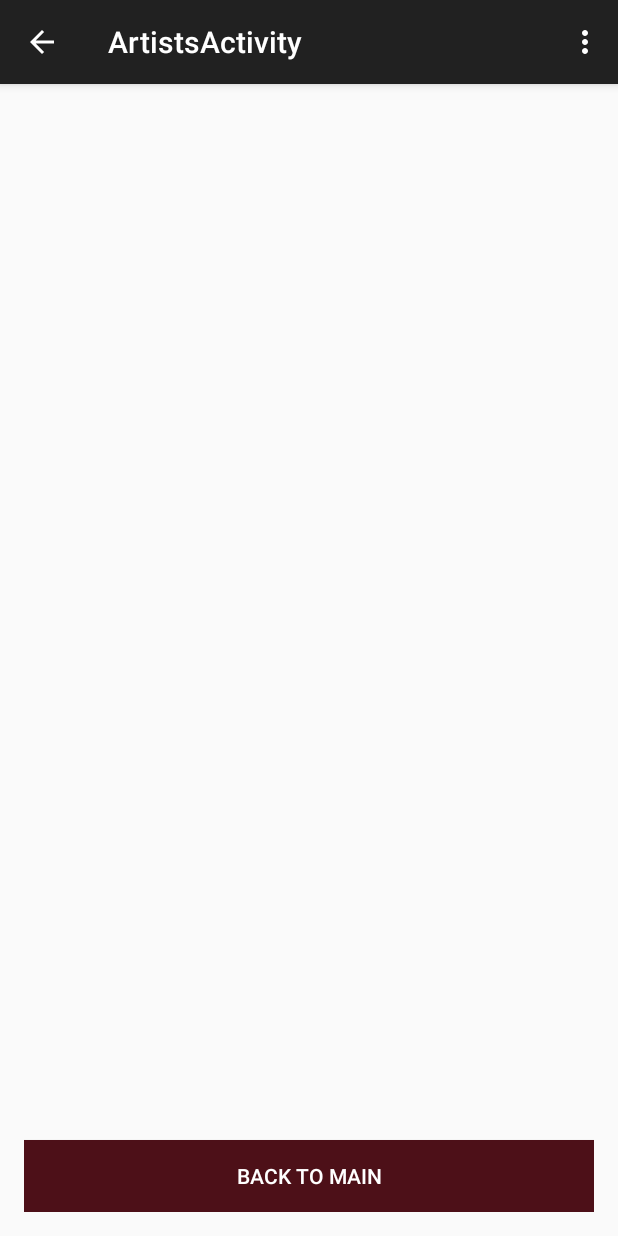
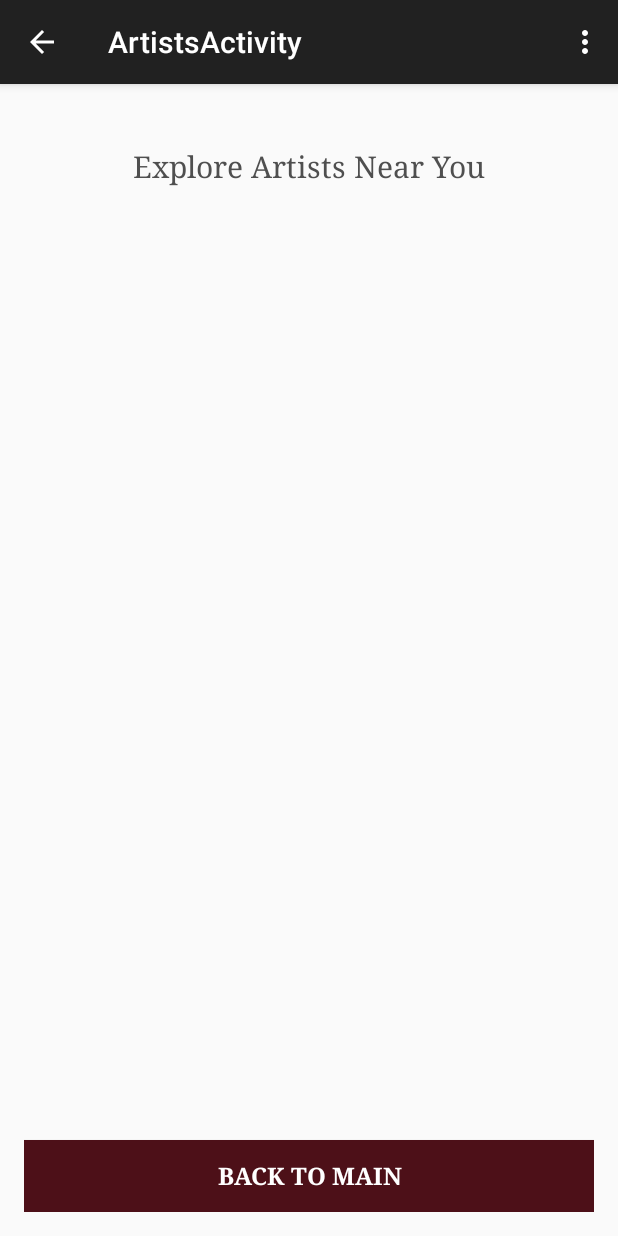
Before and after one commit to seg2136/android-code-review-art-app, an Android app: the ArtistsActivity screen opened directly, with no data from a screen before it, on a phone screen of 412 x 824 dp. Run offline under Robolectric (Android 15) with nearby library versions, the phone set to English and light mode, and no system bars.

Commit message:
Artist Bio class and layouts design

```diff
--- a/app/src/main/res/layout/activity_artists.xml
+++ b/app/src/main/res/layout/activity_artists.xml
@@ -17,8 +17,22 @@
         android:background="#4d1018"
         android:textColor="@android:color/white"
         android:width="150dp"
-        android:textSize="14sp"
+        android:textSize="16sp"
         android:layout_alignParentBottom="true"
+        android:layout_centerHorizontal="true"
+        android:textStyle="bold"
+        android:typeface="serif"/>
+
+    <TextView
+        android:layout_width="wrap_content"
+        android:layout_height="wrap_content"
+        android:text="Explore Artists Near You"
+        android:id="@+id/artistsLabel"
+        android:textSize="20sp"
+        android:typeface="serif"
+        android:textColor="#4f4f4f"
+        android:layout_marginTop="25dp"
+        android:layout_alignParentTop="true"
         android:layout_centerHorizontal="true"/>
 
 </RelativeLayout>
--- a/app/src/main/res/layout/activity_events.xml
+++ b/app/src/main/res/layout/activity_events.xml
@@ -16,7 +16,9 @@
         android:background="#4d1018"
         android:textColor="@android:color/white"
         android:width="150dp"
-        android:textSize="14sp"
+        android:textSize="16sp"
         android:layout_alignParentBottom="true"
-        android:layout_centerHorizontal="true"/>
+        android:layout_centerHorizontal="true"
+        android:textStyle="bold"
+        android:typeface="serif"/>
 </RelativeLayout>
```
Also changed, not shown: app/src/main/java/com/example/guest/artiseverywhere/models/ArtistBio.java (added, +7 -0 lines), app/src/main/java/com/example/guest/artiseverywhere/models/Event.java (added, +41 -0 lines), app/src/main/res/layout/activity_main.xml (+11 -3 lines), 1 other file.
